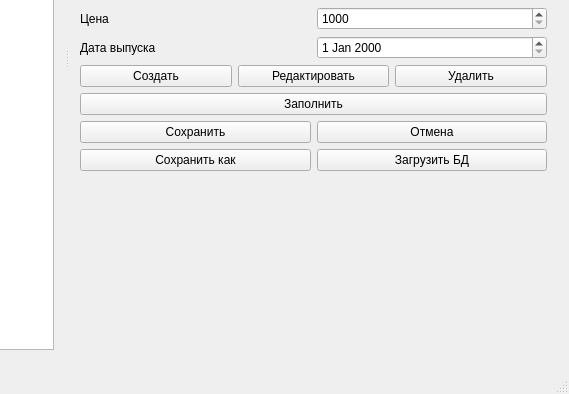
Qt form mainwindow.ui (Sapfir0/ProgramLab) before a commit; both pictures show x 284 to 853 and y 274 to 668 of the 853 by 668 pixel window.
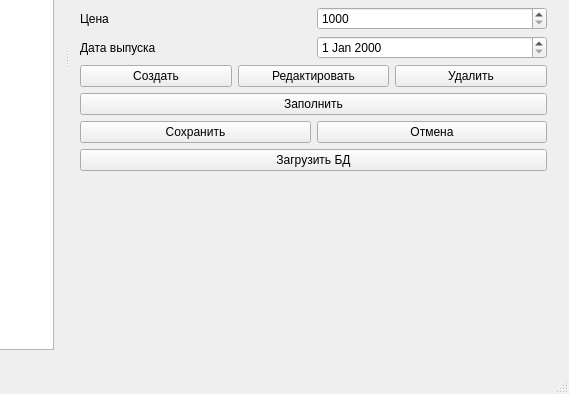
The same form after that commit.

```diff
--- a/mainwindow.ui
+++ b/mainwindow.ui
@@ -341,13 +341,6 @@
           </item>
           <item>
            <layout class="QHBoxLayout" name="horizontalLayout_15">
-            <item>
-             <widget class="QPushButton" name="saveUsBtn">
-              <property name="text">
-               <string>Сохранить как</string>
-              </property>
-             </widget>
-            </item>
             <item>
              <widget class="QPushButton" name="loadBtn">
               <property name="text">
```
